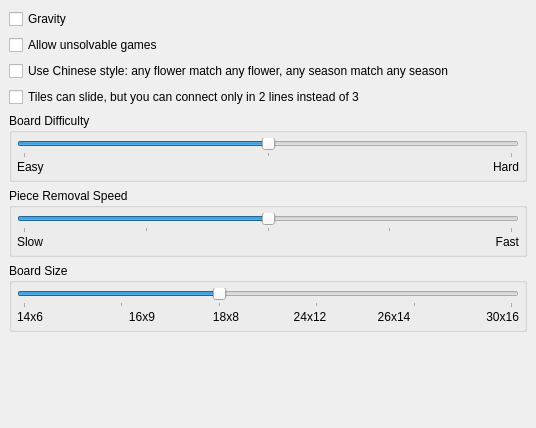
First picture: the form in kshisen/src/settings.ui, repository jsj2008/kdegames, before the edit.
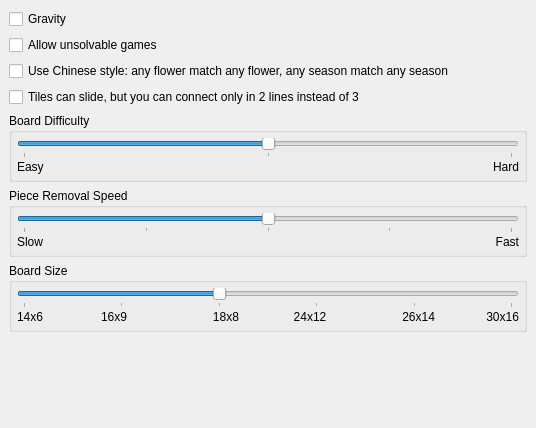
Second picture: the form after the edit.

Commit message:
align the board sizes a bit better
(plus many space adjustments done by Designer 4.5)

```diff
--- a/kshisen/src/settings.ui
+++ b/kshisen/src/settings.ui
@@ -194,8 +194,8 @@
         <property name="text" >
          <string>26x14</string>
         </property>
-        <property name="alignment" >
-         <set>Qt::AlignCenter</set>
+        <property name="alignment">
+         <set>Qt::AlignRight|Qt::AlignTrailing|Qt::AlignVCenter</set>
         </property>
        </widget>
       </item>
@@ -224,8 +224,8 @@
         <property name="text" >
          <string>16x9</string>
         </property>
-        <property name="alignment" >
-         <set>Qt::AlignCenter</set>
+        <property name="alignment">
+         <set>Qt::AlignLeading|Qt::AlignLeft|Qt::AlignVCenter</set>
         </property>
        </widget>
       </item>
```
Left out of the diff: 209 changed lines with no effect on the pictures.
